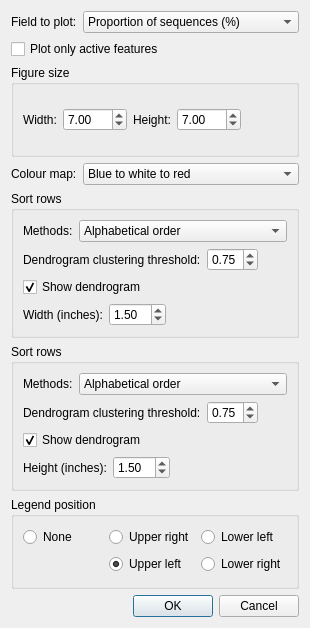
Qt form stamp/plugins/multiGroups/plots/configGUI/HeatmapPlot.ui (donovan-h-parks/STAMP) before a commit.
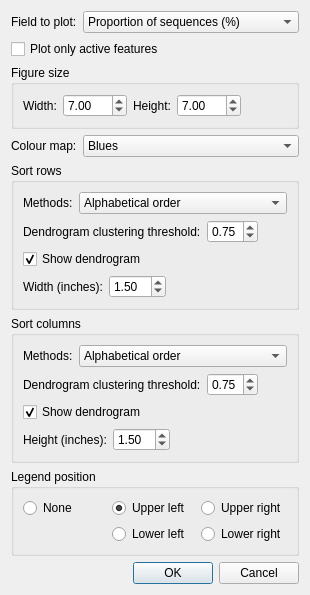
The same form after that commit. Icons and pictures are not drawn.

```diff
--- a/stamp/plugins/multiGroups/plots/configGUI/HeatmapPlot.ui
+++ b/stamp/plugins/multiGroups/plots/configGUI/HeatmapPlot.ui
@@ -7,7 +7,7 @@
     <x>0</x>
     <y>0</y>
     <width>310</width>
-    <height>628</height>
+    <height>544</height>
    </rect>
   </property>
   <property name="sizePolicy">
@@ -176,7 +176,7 @@
         </sizepolicy>
        </property>
        <property name="currentIndex">
-        <number>2</number>
+        <number>0</number>
        </property>
        <item>
         <property name="text">
@@ -424,7 +424,7 @@
    <item>
     <widget class="QGroupBox" name="groupBox_2">
      <property name="title">
-      <string>Sort rows</string>
+      <string>Sort columns</string>
      </property>
      <layout class="QVBoxLayout" name="verticalLayout_3">
       <item>
@@ -603,34 +603,13 @@
         <string>Legend position</string>
        </property>
        <layout class="QGridLayout" name="gridLayout">
-        <item row="0" column="0">
-         <widget class="QRadioButton" name="radioLegendPosNone">
-          <property name="text">
-           <string>None</string>
-          </property>
-         </widget>
-        </item>
-        <item row="0" column="2">
-         <widget class="QRadioButton" name="radioLegendPosLowerLeft">
-          <property name="text">
-           <string>Lower left</string>
-          </property>
-         </widget>
-        </item>
-        <item row="1" column="2">
+        <item row="2" column="2">
          <widget class="QRadioButton" name="radioLegendPosLowerRight">
           <property name="text">
            <string>Lower right</string>
           </property>
          </widget>
         </item>
-        <item row="0" column="1">
-         <widget class="QRadioButton" name="radioLegendPosUpperRight">
-          <property name="text">
-           <string>Upper right</string>
-          </property>
-         </widget>
-        </item>
         <item row="1" column="1">
          <widget class="QRadioButton" name="radioLegendPosUpperLeft">
           <property name="text">
@@ -641,6 +620,27 @@
           </property>
          </widget>
         </item>
+        <item row="2" column="1">
+         <widget class="QRadioButton" name="radioLegendPosLowerLeft">
+          <property name="text">
+           <string>Lower left</string>
+          </property>
+         </widget>
+        </item>
+        <item row="1" column="2">
+         <widget class="QRadioButton" name="radioLegendPosUpperRight">
+          <property name="text">
+           <string>Upper right</string>
+          </property>
+         </widget>
+        </item>
+        <item row="1" column="0">
+         <widget class="QRadioButton" name="radioLegendPosNone">
+          <property name="text">
+           <string>None</string>
+          </property>
+         </widget>
+        </item>
        </layout>
       </widget>
      </item>
```
Left out of the diff: 5 changed lines with no effect on the pictures.
